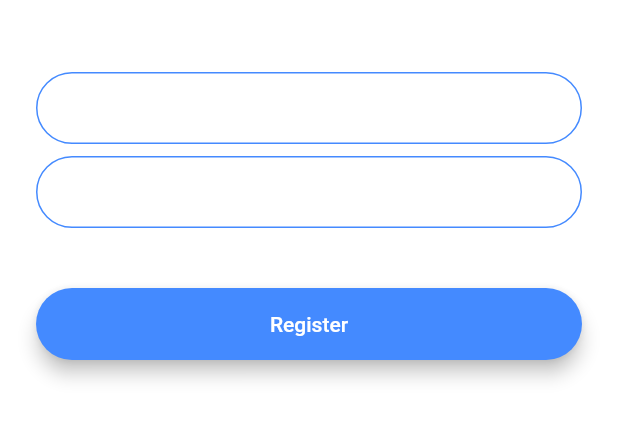
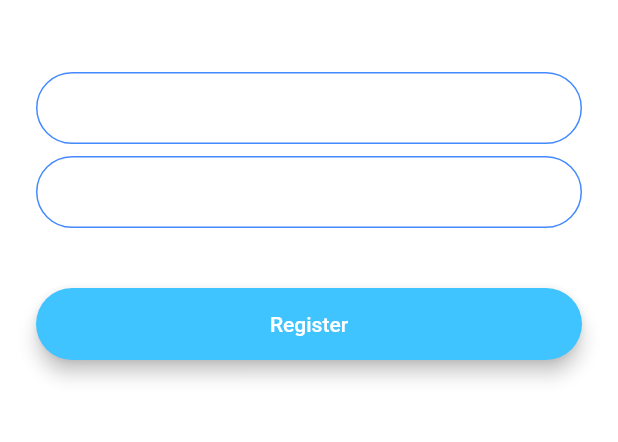
Before and after one commit to theranbrig/flutter-chat, a Flutter app: the screen it shows after launch, after a tap on "Register", on a phone screen of 412 x 824 dp, the part 576-1018 px from its top. Run offline on Flutter 3.47's test engine with Material 2 defaults, Android fonts, the phone set to English and light mode, and no system bars; our stand-ins replace animated_text_kit.

```diff
--- /dev/null
+++ b/lib/components/rounded_button.dart
@@ -0,0 +1,30 @@
+import 'package:flutter/material.dart';
+
+class RoundedButton extends StatelessWidget {
+  const RoundedButton(
+      {@required this.text, @required this.color, @required this.press});
+
+  final String text;
+  final Color color;
+  final Function press;
+
+  @override
+  Widget build(BuildContext context) {
+    return Padding(
+      padding: EdgeInsets.symmetric(vertical: 16.0),
+      child: Material(
+        elevation: 5.0,
+        color: color,
+        borderRadius: BorderRadius.circular(30.0),
+        child: MaterialButton(
+          onPressed: press,
+          minWidth: 200.0,
+          height: 42.0,
+          child: Text(
+            text,
+          ),
+        ),
+      ),
+    );
+  }
+}
--- a/lib/constants.dart
+++ b/lib/constants.dart
@@ -17,3 +17,19 @@ const kMessageContainerDecoration = BoxDecoration(
     top: BorderSide(color: Colors.lightBlueAccent, width: 2.0),
   ),
 );
+
+const kInputDecoration = InputDecoration(
+  hintText: 'Enter a value',
+  contentPadding: EdgeInsets.symmetric(vertical: 10.0, horizontal: 20.0),
+  border: OutlineInputBorder(
+    borderRadius: BorderRadius.all(Radius.circular(32.0)),
+  ),
+  enabledBorder: OutlineInputBorder(
+    borderSide: BorderSide(color: Colors.blueAccent, width: 1.0),
+    borderRadius: BorderRadius.all(Radius.circular(32.0)),
+  ),
+  focusedBorder: OutlineInputBorder(
+    borderSide: BorderSide(color: Colors.blueAccent, width: 2.0),
+    borderRadius: BorderRadius.all(Radius.circular(32.0)),
+  ),
+);
--- a/lib/screens/registration_screen.dart
+++ b/lib/screens/registration_screen.dart
@@ -1,3 +1,5 @@
+import 'package:flash_chat/components/rounded_button.dart';
+import 'package:flash_chat/constants.dart';
 import 'package:flutter/material.dart';
 
 class RegistrationScreen extends StatefulWidget {
@@ -31,22 +33,8 @@ class _RegistrationScreenState extends State<RegistrationScreen> {
               onChanged: (value) {
                 //Do something with the user input.
               },
-              decoration: InputDecoration(
-                hintText: 'Enter your email',
-                contentPadding:
-                    EdgeInsets.symmetric(vertical: 10.0, horizontal: 20.0),
-                border: OutlineInputBorder(
-                  borderRadius: BorderRadius.all(Radius.circular(32.0)),
-                ),
-                enabledBorder: OutlineInputBorder(
-                  borderSide: BorderSide(color: Colors.blueAccent, width: 1.0),
-                  borderRadius: BorderRadius.all(Radius.circular(32.0)),
-                ),
-                focusedBorder: OutlineInputBorder(
-                  borderSide: BorderSide(color: Colors.blueAccent, width: 2.0),
-                  borderRadius: BorderRadius.all(Radius.circular(32.0)),
-                ),
-              ),
+              decoration:
+                  kInputDecoration.copyWith(hintText: "Enter Your Email"),
             ),
             SizedBox(
               height: 8.0,
@@ -55,44 +43,18 @@ class _RegistrationScreenState extends State<RegistrationScreen> {
               onChanged: (value) {
                 //Do something with the user input.
               },
-              decoration: InputDecoration(
-                hintText: 'Enter your password',
-                contentPadding:
-                    EdgeInsets.symmetric(vertical: 10.0, horizontal: 20.0),
-                border: OutlineInputBorder(
-                  borderRadius: BorderRadius.all(Radius.circular(32.0)),
-                ),
-                enabledBorder: OutlineInputBorder(
-                  borderSide: BorderSide(color: Colors.blueAccent, width: 1.0),
-                  borderRadius: BorderRadius.all(Radius.circular(32.0)),
-                ),
-                focusedBorder: OutlineInputBorder(
-                  borderSide: BorderSide(color: Colors.blueAccent, width: 2.0),
-                  borderRadius: BorderRadius.all(Radius.circular(32.0)),
-                ),
-              ),
+              decoration:
+                  kInputDecoration.copyWith(hintText: "Enter Your Password"),
             ),
             SizedBox(
               height: 24.0,
             ),
-            Padding(
-              padding: EdgeInsets.symmetric(vertical: 16.0),
-              child: Material(
-                color: Colors.blueAccent,
-                borderRadius: BorderRadius.all(Radius.circular(30.0)),
-                elevation: 5.0,
-                child: MaterialButton(
-                  onPressed: () {
-                    //Implement registration functionality.
-                  },
-                  minWidth: 200.0,
-                  height: 42.0,
-                  child: Text(
-                    'Register',
-                    style: TextStyle(color: Colors.white),
-                  ),
-                ),
-              ),
+            RoundedButton(
+              text: "Register",
+              color: Colors.lightBlueAccent,
+              press: () {
+                print("HELLO");
+              },
             ),
           ],
         ),
--- a/lib/screens/welcome_screen.dart
+++ b/lib/screens/welcome_screen.dart
@@ -1,6 +1,8 @@
 import 'registration_screen.dart';
 import 'package:flutter/material.dart';
 import 'login_screen.dart';
+import 'package:animated_text_kit/animated_text_kit.dart';
+import 'package:flash_chat/components/rounded_button.dart';
 
 class WelcomeScreen extends StatefulWidget {
   static String id = 'welcome_screen';
@@ -20,16 +22,9 @@ class _WelcomeScreenState extends State<WelcomeScreen>
         AnimationController(duration: Duration(seconds: 1), vsync: this);
     animation = CurvedAnimation(parent: controller, curve: Curves.decelerate);
     controller.forward();
-    animation.addStatusListener((status) {
-      if (status == AnimationStatus.completed) {
-        controller.reverse(from: 1.0);
-      } else if (status == AnimationStatus.dismissed) {
-        controller.forward();
-      }
-    });
+
     controller.addListener(() {
       setState(() {});
-      print(animation.value);
     });
   }
 
@@ -55,12 +50,13 @@ class _WelcomeScreenState extends State<WelcomeScreen>
                   tag: "Logo",
                   child: Container(
                     child: Image.asset('images/logo.png'),
-                    height: animation.value * 100,
+                    height: animation.value * 60,
                   ),
                 ),
-                Text(
-                  'Flash Chat',
-                  style: TextStyle(
+                TypewriterAnimatedTextKit(
+                  text: ["Flash Chat"],
+                  speed: Duration(milliseconds: 500),
+                  textStyle: TextStyle(
                     fontSize: 45.0,
                     fontWeight: FontWeight.w900,
                   ),
@@ -70,43 +66,19 @@ class _WelcomeScreenState extends State<WelcomeScreen>
             SizedBox(
               height: 48.0,
             ),
-            Padding(
-              padding: EdgeInsets.symmetric(vertical: 16.0),
-              child: Material(
-                elevation: 5.0,
-                color: Colors.lightBlueAccent,
-                borderRadius: BorderRadius.circular(30.0),
-                child: MaterialButton(
-                  onPressed: () {
-                    //Go to login screen.
-                    Navigator.pushNamed(context, LoginScreen.id);
-                  },
-                  minWidth: 200.0,
-                  height: 42.0,
-                  child: Text(
-                    'Log In',
-                  ),
-                ),
-              ),
+            RoundedButton(
+              text: "Login",
+              color: Colors.lightBlueAccent[200],
+              press: () {
+                Navigator.pushNamed(context, LoginScreen.id);
+              },
             ),
-            Padding(
-              padding: EdgeInsets.symmetric(vertical: 16.0),
-              child: Material(
-                color: Colors.blueAccent,
-                borderRadius: BorderRadius.circular(30.0),
-                elevation: 5.0,
-                child: MaterialButton(
-                  onPressed: () {
-                    //Go to registration screen.
-                    Navigator.pushNamed(context, RegistrationScreen.id);
-                  },
-                  minWidth: 200.0,
-                  height: 42.0,
-                  child: Text(
-                    'Register',
-                  ),
-                ),
-              ),
+            RoundedButton(
+              text: "Register",
+              color: Colors.blueAccent,
+              press: () {
+                Navigator.pushNamed(context, RegistrationScreen.id);
+              },
             ),
           ],
         ),
--- a/pubspec.yaml
+++ b/pubspec.yaml
@@ -4,13 +4,14 @@ description: A new Flutter application.
 version: 1.0.0+1
 
 environment:
-  sdk: ">=2.1.0<3.0.0"
+  sdk: '>=2.1.0<3.0.0'
 
 dependencies:
   flutter:
     sdk: flutter
 
   cupertino_icons: ^0.1.2
+  animated_text_kit: ^2.0.1
 
 dev_dependencies:
   flutter_test:
@@ -20,4 +21,4 @@ flutter:
   uses-material-design: true
 
   assets:
-  - images/
+    - images/
```
Also changed, not shown: lib/screens/login_screen.dart (+13 -53 lines), pubspec.lock.
